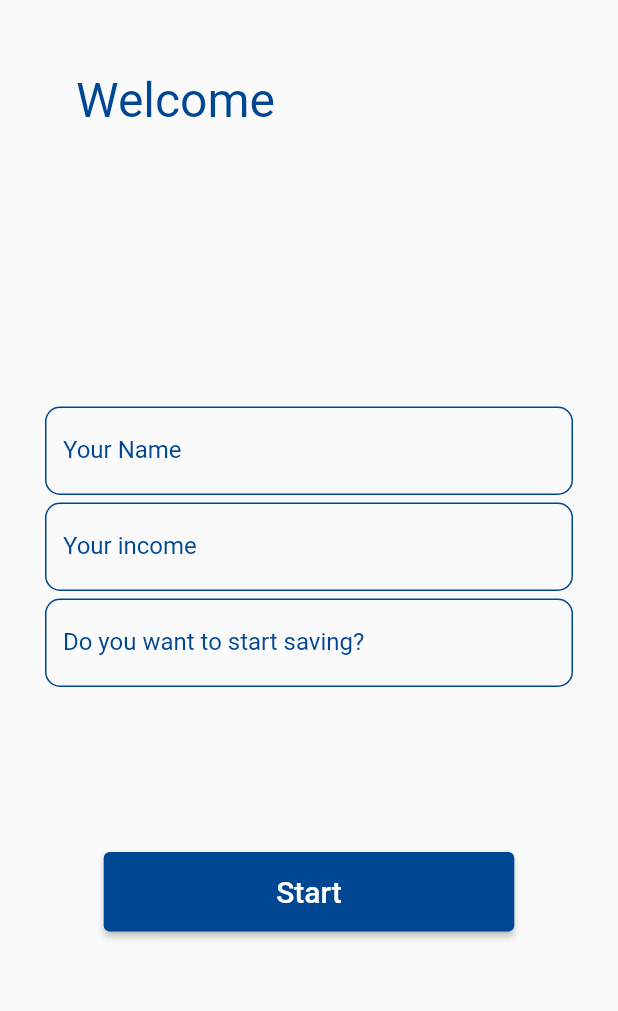
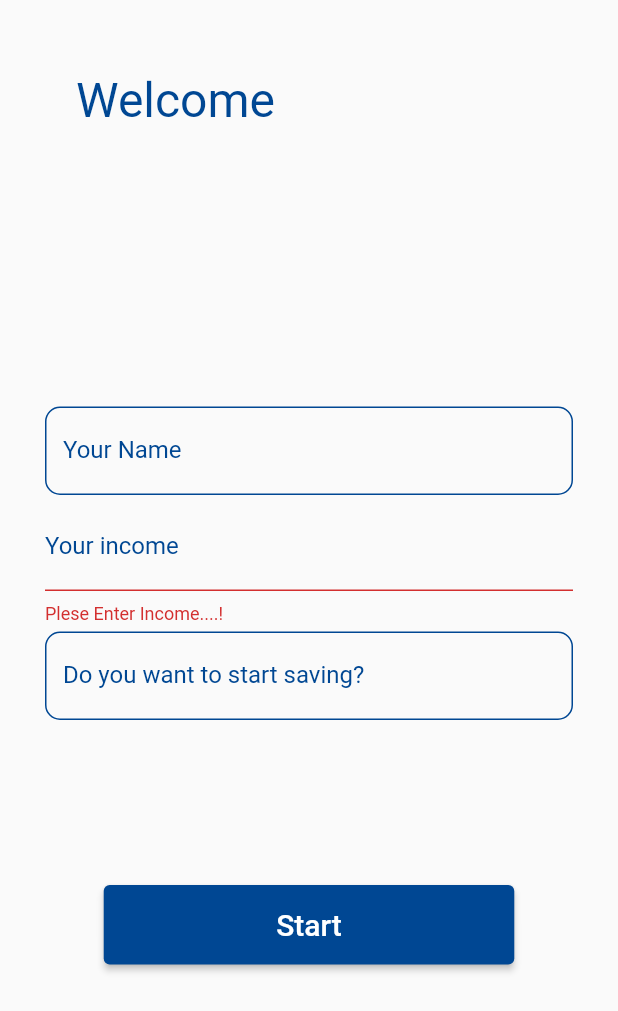
Before and after one commit to NouraSaad19/exp-flutter, a Flutter app: the screen it shows after launch, after a tap on "Start", on a phone screen of 412 x 824 dp. Shown: the top 1011 px of the screen. Run offline on Flutter 3.47's test engine with Material 2 defaults, Android fonts, the light colour scheme and no system bars; our stand-ins replace form_field_validator.

Commit message:
add validator and transfer name user to home page

```diff
--- a/lib/layout/home_layout.dart
+++ b/lib/layout/home_layout.dart
@@ -5,10 +5,10 @@ import 'package:expense_tracker/modules/charts/charts-screen.dart';
 import 'package:expense_tracker/ui/screens/expenses_screen.dart';
 
 class HomeLayout extends StatefulWidget {
-  String? name;
+  final String name;
   final String salary;
   final String saving;
-  HomeLayout({super.key, required this.salary, required this.saving});
+  HomeLayout({super.key, required this.salary, required this.saving , required this.name});
 
   @override
   State<HomeLayout> createState() => _HomeLayoutState();
@@ -17,15 +17,16 @@ class HomeLayout extends StatefulWidget {
 class _HomeLayoutState extends State<HomeLayout> {
   int currentIndex = 0;
 
-  List<String> titles = [
-    "Noura",
-    "My Expenses",
-    "Profile page",
-  ];
+
   @override
   Widget build(BuildContext context) {
+    List<String> titles = [
+      ("hello ${widget.name}"),
+      "My Expenses",
+      "Profile page",
+    ];
     List<Widget> screens = [
-      HomeScreen(salary: widget.salary, saving: widget.saving),
+      HomeScreen(salary: widget.salary, saving: widget.saving ),
       ExpensesScreen(),
       ProfileScreen(),
     ];
--- a/lib/modules/Home/welcomepage.dart
+++ b/lib/modules/Home/welcomepage.dart
@@ -1,11 +1,13 @@
 import 'package:expense_tracker/layout/home_layout.dart';
 import 'package:expense_tracker/modules/Home/home-screen.dart';
 import 'package:flutter/material.dart';
+import 'package:form_field_validator/form_field_validator.dart';
 
 import 'h_screen.dart';
 
 class FWidget extends StatefulWidget {
   const FWidget({super.key});
+
 
   @override
   State<FWidget> createState() => _FWidgetState();
@@ -40,8 +42,7 @@ class _FWidgetState extends State<FWidget> {
 
 
 
-
-    var router = new MaterialPageRoute(builder: (BuildContext context) => HomeLayout(salary: totalAll, saving: saveOrnot,));
+    var router = new MaterialPageRoute(builder: (BuildContext context) => HomeLayout(salary: totalAll, saving: saveOrnot, name: Controller1.text  ,));
     Navigator.of(context).push(router);
 
 
@@ -50,11 +51,14 @@ class _FWidgetState extends State<FWidget> {
 
   @override
   Widget build(BuildContext context) {
+    final GlobalKey<FormState> _forkey = GlobalKey();
 
     return MaterialApp(
       debugShowCheckedModeBanner: false,
       home: Scaffold(
-        body: SafeArea(
+        body: Form(
+          key: _forkey,
+          child: SafeArea(
 
             child: Column(
               children: [
@@ -71,6 +75,7 @@ class _FWidgetState extends State<FWidget> {
                 Container(
                   margin: EdgeInsets.fromLTRB(30, 5, 30, 0),
                   child: TextField(
+
                     decoration: InputDecoration(
                       enabledBorder: OutlineInputBorder(
                         borderSide: BorderSide(color: c1),
@@ -90,9 +95,17 @@ class _FWidgetState extends State<FWidget> {
                 ),
                 Container(
                   margin: EdgeInsets.fromLTRB(30, 5, 30, 0),
-                child: TextField(
+                  child: TextFormField(
 
+validator: (value){
 
+  if(value!.isEmpty){
+    return "Plese Enter Income....!";
+  }else {
+
+    return "ook";
+  }
+},
 
                     decoration: InputDecoration(
                       enabledBorder: OutlineInputBorder(
@@ -112,9 +125,10 @@ class _FWidgetState extends State<FWidget> {
                     controller: Controller2,
                   ),
                 ),
+
                 Container(
                   margin: EdgeInsets.fromLTRB(30, 5, 30, 0),
-                child: TextField(
+                  child: TextFormField(
 
                     decoration: InputDecoration(
 
@@ -153,7 +167,14 @@ class _FWidgetState extends State<FWidget> {
                       style: TextStyle(fontSize: 20),
                     ),
                     onPressed: () {
+
+
+                      if(_forkey.currentState!.validate()){
+
+                        return ;
+                      }
                       setState(() {
+
 
 
 
@@ -171,6 +192,7 @@ class _FWidgetState extends State<FWidget> {
             ),
           ),
         ),
+      ),
     );
   }
 }
--- a/pubspec.yaml
+++ b/pubspec.yaml
@@ -36,6 +36,7 @@ dependencies:
   # The following adds the Cupertino Icons font to your application.
   # Use with the CupertinoIcons class for iOS style icons.
   cupertino_icons: ^1.0.2
+  form_field_validator: ^1.1.0
 
 dev_dependencies:
   flutter_test:
```
Also changed, not shown: pubspec.lock. Lines whose indentation alone changed are shown as unchanged.
